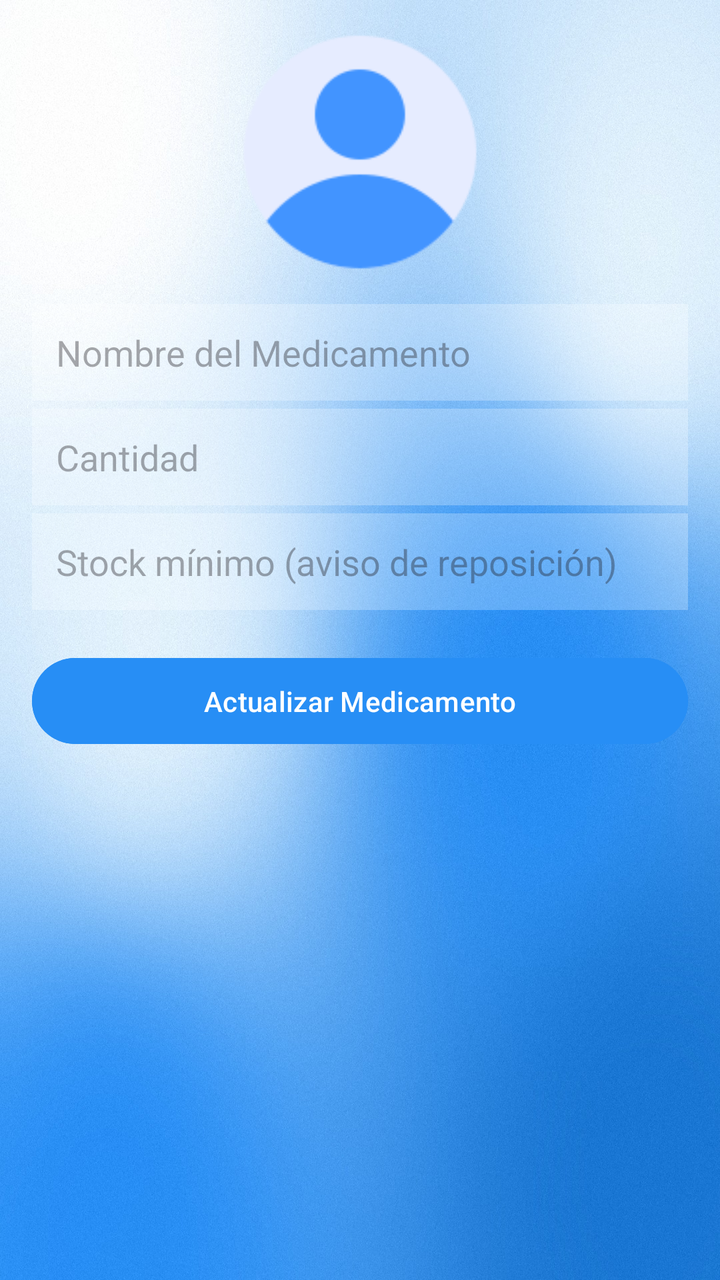
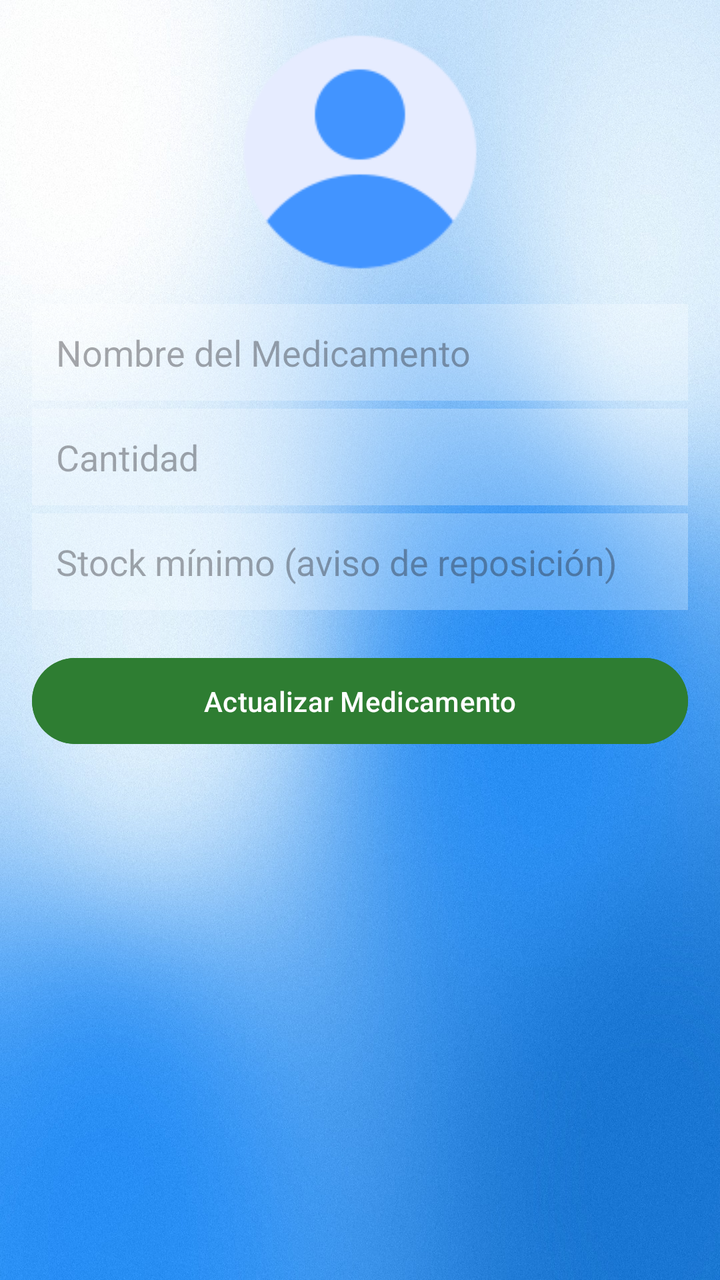

Two renders of the same Android screen: before a commit and after it. Below are the layout's source before the change and the commit's diff.
<!-- AndroidManifest.xml: application theme Theme.AppTuHoraSalud -->
<!-- res/layout/activity_update_medicina.xml -->
<?xml version="1.0" encoding="utf-8"?>
<ScrollView xmlns:android="http://schemas.android.com/apk/res/android"
    android:id="@+id/scrollUpdateMedicine"
    android:layout_width="match_parent"
    android:layout_height="match_parent"
    android:background="@drawable/fondo6">

    <LinearLayout
        android:id="@+id/layoutFormulario"
        android:layout_width="match_parent"
        android:layout_height="wrap_content"
        android:orientation="vertical"
        android:padding="16dp">

        <ImageView
            android:id="@+id/imgMedicine"
            android:layout_width="120dp"
            android:layout_height="120dp"
            android:layout_gravity="center"
            android:layout_marginBottom="16dp"
            android:contentDescription="Icono de medicina"
            android:src="@drawable/usuario" />

        <EditText
            android:id="@+id/inputMedicineName"
            android:layout_width="match_parent"
            android:layout_height="wrap_content"
            android:layout_marginBottom="4dp"
            android:background="#40FFFFFF"
            android:hint="Nombre del Medicamento"
            android:inputType="textPersonName"
            android:minHeight="48dp"
            android:padding="12dp" />

        <EditText
            android:id="@+id/inputQuantity"
            android:layout_width="match_parent"
            android:layout_height="wrap_content"
            android:layout_marginBottom="4dp"
            android:background="#40FFFFFF"
            android:hint="Cantidad"
            android:inputType="number"
            android:minHeight="48dp"
            android:padding="12dp" />

        <EditText
            android:id="@+id/inputStockMinimo"
            android:layout_width="match_parent"
            android:layout_height="wrap_content"
            android:layout_marginBottom="4dp"
            android:background="#40FFFFFF"
            android:hint="Stock mínimo (aviso de reposición)"
            android:inputType="number"
            android:minHeight="48dp"
            android:padding="12dp" />

        <Button
            android:id="@+id/btnUpdateMedicine"
            android:layout_width="match_parent"
            android:layout_height="wrap_content"
            android:layout_marginTop="16dp"
            android:backgroundTint="#278EF5"
            android:minHeight="48dp"
            android:padding="12dp"
            android:text="Actualizar Medicamento"
            android:textColor="#FFFFFF" />

    </LinearLayout>
</ScrollView>
<!-- resources referenced by this layout -->
<resources>
  <!-- drawable fondo6: jpg bitmap (drawable, 512555 bytes) -->
  <!-- drawable usuario: png bitmap (drawable, 4435 bytes) -->
  <style name="Theme.AppTuHoraSalud" parent="Base.Theme.AppTuHoraSalud" />
  <style name="Base.Theme.AppTuHoraSalud" parent="Theme.Material3.DayNight.NoActionBar">
          
          
      </style>
</resources>

<!-- the commit's change to res/layout/activity_update_medicina.xml (unified diff, before → after) -->
@@ -59,7 +59,7 @@
             android:layout_width="match_parent"
             android:layout_height="wrap_content"
             android:layout_marginTop="16dp"
-            android:backgroundTint="#278EF5"
+            android:backgroundTint="#2E7D32"
             android:minHeight="48dp"
             android:padding="12dp"
             android:text="Actualizar Medicamento"
